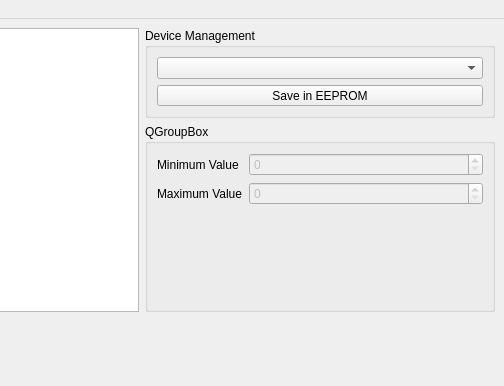
Above: tools/calibrator/src/MainWindow.ui from atuleu/giant-midi-keyboard before the change; both pictures show x 160 to 664 and y 0 to 386 of the 664 by 649 pixel window. Below: the same form after it.
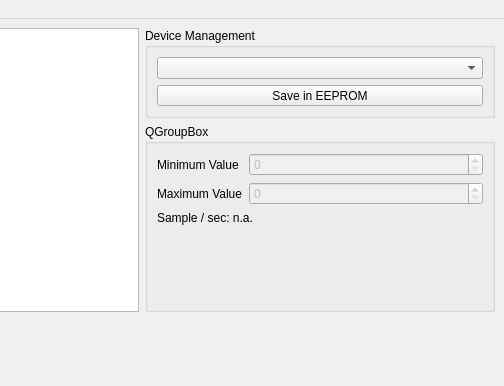
That is the form after the change. Custom widgets are drawn as their Qt base class.

Patch:
```diff
--- a/tools/calibrator/src/MainWindow.ui
+++ b/tools/calibrator/src/MainWindow.ui
@@ -100,6 +100,9 @@
        <string>QGroupBox</string>
       </property>
       <layout class="QFormLayout" name="formLayout">
+       <property name="fieldGrowthPolicy">
+        <enum>QFormLayout::AllNonFixedFieldsGrow</enum>
+       </property>
        <item row="0" column="0">
         <widget class="QLabel" name="labelMinimum">
          <property name="text">
@@ -125,6 +128,16 @@
         <widget class="QSpinBox" name="spinBoxMaximum">
          <property name="enabled">
           <bool>false</bool>
+         </property>
+         <property name="maximum">
+          <number>65635</number>
+         </property>
+        </widget>
+       </item>
+       <item row="2" column="0" colspan="2">
+        <widget class="QLabel" name="labelFrameRate">
+         <property name="text">
+          <string>Sample / sec: n.a.</string>
          </property>
         </widget>
        </item>
```
Left out of the diff: 3 changed lines with no effect on the pictures.
